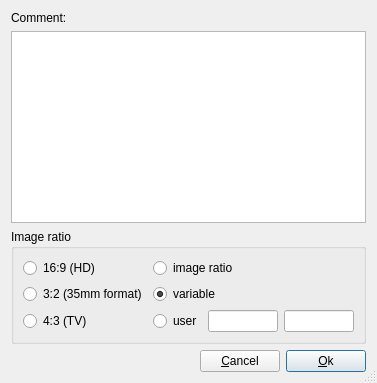
The window that src/PresentationDataDlg4.ui (mneuroth/MinDia) describes before a commit, drawn with Qt 5.
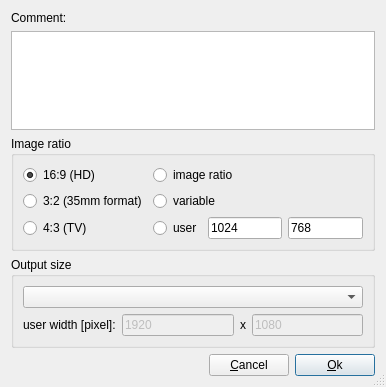
The same window after the commit.

Commit message: added support to enter output image size

The edit to the form file:
```diff
--- a/src/PresentationDataDlg4.ui
+++ b/src/PresentationDataDlg4.ui
@@ -6,8 +6,8 @@
    <rect>
     <x>0</x>
     <y>0</y>
-    <width>377</width>
-    <height>383</height>
+    <width>386</width>
+    <height>387</height>
    </rect>
   </property>
   <property name="sizePolicy">
@@ -34,8 +34,8 @@
   <property name="sizeGripEnabled">
    <bool>true</bool>
   </property>
-  <layout class="QVBoxLayout" name="verticalLayout">
-   <item>
+  <layout class="QGridLayout" name="gridLayout_2">
+   <item row="0" column="0">
     <widget class="QLabel" name="m_pCommentLabel">
      <property name="text">
       <string>Comment:</string>
@@ -45,10 +45,10 @@
      </property>
     </widget>
    </item>
-   <item>
+   <item row="1" column="0">
     <widget class="QTextEdit" name="m_pComment"/>
    </item>
-   <item>
+   <item row="2" column="0">
     <widget class="QGroupBox" name="gpbImageRatio">
      <property name="title">
       <string>Image ratio</string>
@@ -59,6 +59,9 @@
         <property name="text">
          <string>16:9 (HD)</string>
         </property>
+        <property name="checked">
+         <bool>true</bool>
+        </property>
        </widget>
       </item>
       <item row="2" column="0">
@@ -69,7 +72,14 @@
        </widget>
       </item>
       <item row="3" column="3">
-       <widget class="QLineEdit" name="txtDY"/>
+       <widget class="QLineEdit" name="txtDY">
+        <property name="inputMask">
+         <string>0000; </string>
+        </property>
+        <property name="text">
+         <string>768</string>
+        </property>
+       </widget>
       </item>
       <item row="3" column="0">
        <widget class="QRadioButton" name="m_prbt4_3">
@@ -86,7 +96,14 @@
        </widget>
       </item>
       <item row="3" column="2">
-       <widget class="QLineEdit" name="txtDX"/>
+       <widget class="QLineEdit" name="txtDX">
+        <property name="inputMask">
+         <string>0000; </string>
+        </property>
+        <property name="text">
+         <string>1024</string>
+        </property>
+       </widget>
       </item>
       <item row="2" column="1" colspan="3">
        <widget class="QRadioButton" name="m_prbtVariable">
@@ -94,7 +111,7 @@
          <string>variable</string>
         </property>
         <property name="checked">
-         <bool>true</bool>
+         <bool>false</bool>
         </property>
        </widget>
       </item>
@@ -108,7 +125,68 @@
      </layout>
     </widget>
    </item>
-   <item>
+   <item row="3" column="0">
+    <widget class="QGroupBox" name="groupBox">
+     <property name="title">
+      <string>Output size</string>
+     </property>
+     <layout class="QGridLayout" name="gridLayout_3">
+      <item row="0" column="0" colspan="4">
+       <widget class="QComboBox" name="m_pOutputSize"/>
+      </item>
+      <item row="1" column="0">
+       <widget class="QLabel" name="label">
+        <property name="text">
+         <string>user width [pixel]:</string>
+        </property>
+       </widget>
+      </item>
+      <item row="1" column="1">
+       <widget class="QLineEdit" name="m_pOutputWidth">
+        <property name="enabled">
+         <bool>false</bool>
+        </property>
+        <property name="inputMask">
+         <string>0000; </string>
+        </property>
+        <property name="text">
+         <string>1920</string>
+        </property>
+       </widget>
+      </item>
+      <item row="1" column="2">
+       <widget class="QLabel" name="label_2">
+        <property name="text">
+         <string>x</string>
+        </property>
+       </widget>
+      </item>
+      <item row="1" column="3">
+       <widget class="QLineEdit" name="m_pOutputHeight">
+        <property name="enabled">
+         <bool>false</bool>
+        </property>
+        <property name="inputMask">
+         <string>0000; </string>
+        </property>
+        <property name="text">
+         <string>1080</string>
+        </property>
+        <property name="readOnly">
+         <bool>true</bool>
+        </property>
+       </widget>
+      </item>
+     </layout>
+     <zorder>m_pOutputSize</zorder>
+     <zorder>m_pOutputSize</zorder>
+     <zorder>label</zorder>
+     <zorder>m_pOutputWidth</zorder>
+     <zorder>label_2</zorder>
+     <zorder>m_pOutputHeight</zorder>
+    </widget>
+   </item>
+   <item row="4" column="0">
     <layout class="QHBoxLayout">
      <item>
       <spacer name="Spacer18">
```
Left out of the diff: 141 changed lines with no effect on the pictures. The commit also changes 2 other files.
